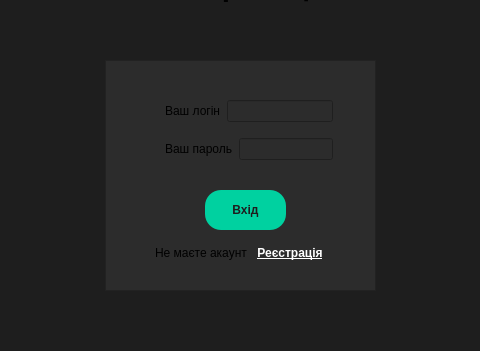
The window that mainwindow.ui (Woratt/Cinema) describes before a commit, drawn with Qt 5; both pictures show x 245 to 725 and y 120 to 471 of the 988 by 600 pixel window.
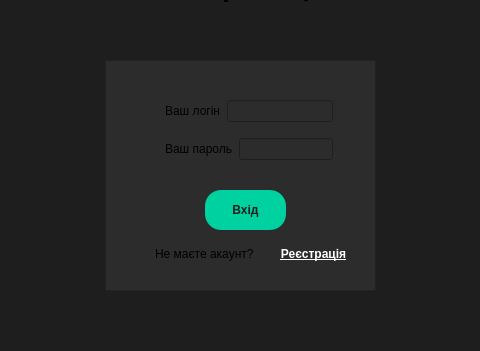
The same window after the commit. The open tabs and pages were chosen to show the change. Icons and pictures are not drawn.

```diff
--- a/mainwindow.ui
+++ b/mainwindow.ui
@@ -102,7 +102,7 @@
         <string>Вхід</string>
        </property>
       </widget>
-      <widget class="QWidget" name="">
+      <widget class="QWidget" name="layoutWidget">
        <property name="geometry">
         <rect>
          <x>60</x>
@@ -142,13 +142,13 @@
         </item>
        </layout>
       </widget>
-      <widget class="QWidget" name="">
+      <widget class="QWidget" name="layoutWidget">
        <property name="geometry">
         <rect>
          <x>50</x>
          <y>180</y>
-         <width>172</width>
-         <height>26</height>
+         <width>209</width>
+         <height>28</height>
         </rect>
        </property>
        <layout class="QHBoxLayout" name="horizontalLayout_3">
```
Left out of the diff: 4 changed lines with no effect on the pictures.
